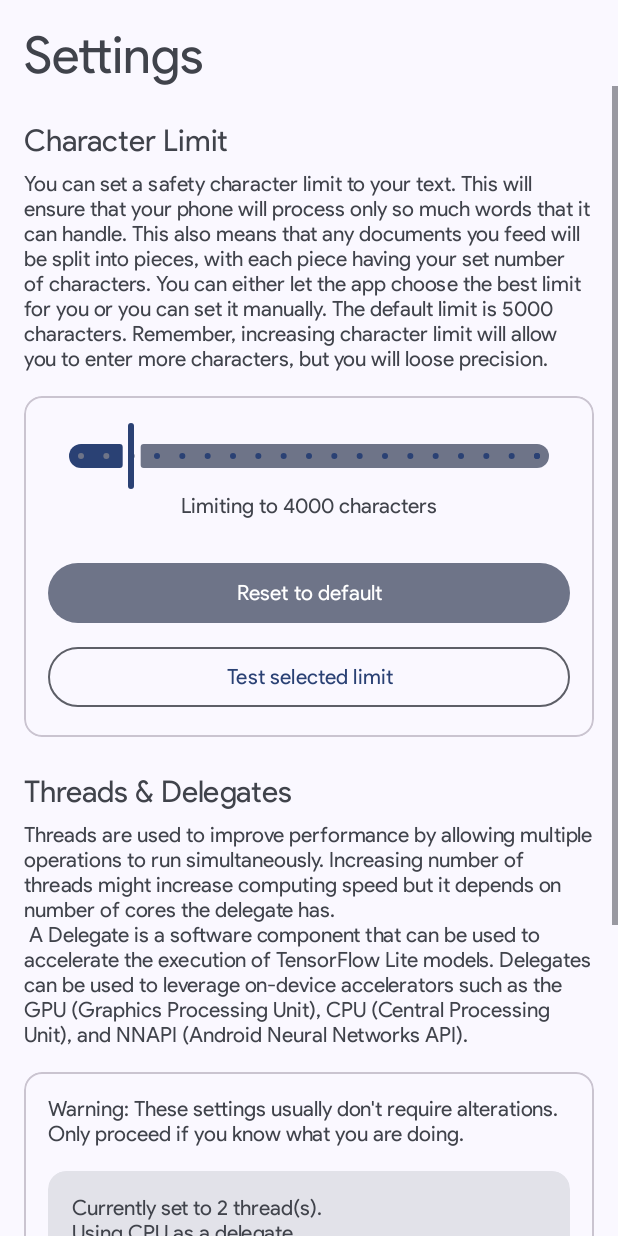
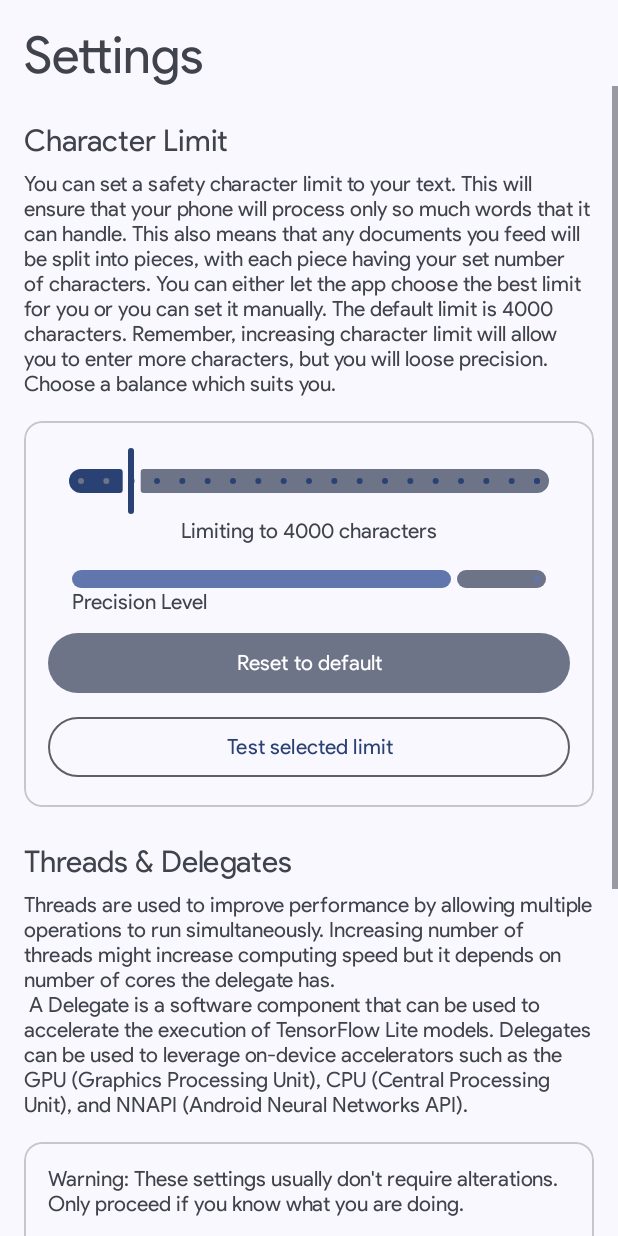
Before and after one commit to Akruzen/Briefer, an Android app: the SettingsActivity screen opened directly, with no data from a screen before it, on a phone screen of 412 x 824 dp. Run offline under Robolectric (Android 15) with nearby library versions, the phone set to English and light mode, and no system bars; libraries missing offline, so code that uses them is left out: org.checkerframework.checker, org.tensorflow.lite.

Commit message:
Added precision progress bar

```diff
--- a/app/src/main/java/com/akruzen/briefer/SettingsActivity.java
+++ b/app/src/main/java/com/akruzen/briefer/SettingsActivity.java
@@ -2,7 +2,9 @@ package com.akruzen.briefer;
 
 import android.app.Activity;
 import android.content.Intent;
+import android.graphics.Color;
 import android.net.Uri;
+import android.os.Build;
 import android.os.Bundle;
 import android.os.Handler;
 import android.os.Looper;
@@ -18,7 +20,9 @@ import androidx.appcompat.app.AppCompatActivity;
 
 import com.google.android.material.button.MaterialButton;
 import com.google.android.material.button.MaterialButtonToggleGroup;
+import com.google.android.material.color.DynamicColors;
 import com.google.android.material.dialog.MaterialAlertDialogBuilder;
+import com.google.android.material.progressindicator.LinearProgressIndicator;
 import com.google.android.material.slider.Slider;
 
 import org.checkerframework.checker.units.qual.A;
@@ -38,6 +42,8 @@ public class SettingsActivity extends AppCompatActivity implements BertQaHelper.
     MaterialButtonToggleGroup delegateToggleGroup;
     MaterialButton resetButton;
     Slider charLimitSlider;
+    LinearProgressIndicator precisionIndicator;
+    String charLimit;
     Activity activity;
 
     public void increaseThreadCount(View view) {
@@ -105,12 +111,14 @@ public class SettingsActivity extends AppCompatActivity implements BertQaHelper.
         charLimitSlider = findViewById(R.id.charLimitSlider);
         charLimitTextView = findViewById(R.id.charLimitTextView);
         testTimeTextView = findViewById(R.id.testTimeTextView);
+        precisionIndicator = findViewById(R.id.precisionIndicator);
         // Method Calls
         updateToggleButtonGroup();
         setOnClickListeners();
         setThreadCountTextView();
         setCharLimit();
-        updateStatusTextView(); // Status text view should be the last to be called
+        setPrecision(); // Must be called AFTER charLimit
+        updateStatusTextView(); // Status text view should be the LAST to be called
 
     }
 
@@ -164,11 +172,12 @@ public class SettingsActivity extends AppCompatActivity implements BertQaHelper.
             String txt = "Limiting to " + String.format("%.0f", value) + " characters";
             charLimitTextView.setText(txt);
             tinyDB.putString(Constants.getCharLimitKey(), String.format("%.0f", value));
+            setPrecision();
         });
     }
 
     private void setCharLimit() {
-        String charLimit = tinyDB.getString(Constants.getCharLimitKey());
+        charLimit = tinyDB.getString(Constants.getCharLimitKey());
         charLimit = charLimit.equals("") ? "4000" : charLimit; // If not set by user, use default
         String txt = "Limiting to " + charLimit + " characters";
         charLimitTextView.setText(txt);
@@ -208,11 +217,13 @@ public class SettingsActivity extends AppCompatActivity implements BertQaHelper.
     public void onResults(List results, long inferenceTime) {
         activity.runOnUiThread(() -> {
             if (results == null) {
+                String testTimeStr = "Test failed!";
                 testTimeTextView.setText("Excessive load, try reducing the character limit");
+                testTimeTextView.setText(testTimeStr);
             } else {
                 String testTimeStr = "";
                 testTimeTextView.setText("");
-                if ((int) charLimitSlider.getValue() > 5000) {
+                if ((int) charLimitSlider.getValue() > 8000) {
                     testTimeStr = "Test succeeded and took " + inferenceTime + " milliseconds.";
                     testTimeStr += "\nCharacter limit is too high, expect precision loss.";
                     testTimeTextView.setText(testTimeStr);
@@ -223,4 +234,46 @@ public class SettingsActivity extends AppCompatActivity implements BertQaHelper.
             }
         });
     }
+
+    private void setPrecision() {
+        int intCharLimit = Integer.parseInt(tinyDB.getString(Constants.getCharLimitKey()));
+        int precisionLevel = -1;
+        if (intCharLimit == 4000) { // default value
+            precisionLevel = 5;
+            precisionIndicator.setProgressCompat(80, true);
+        } else if (intCharLimit <= 2000) { // lowest value
+            precisionLevel = 7;
+            precisionIndicator.setProgressCompat(95, true);
+        } else if (intCharLimit < 4000) {
+            precisionLevel = 6;
+            precisionIndicator.setIndicatorColor(Color.parseColor("#44d28e"));
+            precisionIndicator.setProgressCompat(85, true);
+        } else if (intCharLimit <= 8000) {
+            precisionLevel = 4;
+            precisionIndicator.setProgressCompat(70, true);
+        } else if (intCharLimit <= 15000) {
+            precisionLevel = 3;
+            precisionIndicator.setProgressCompat(50, true);
+        } else if (intCharLimit <= 20000) {
+            precisionLevel = 2;
+            precisionIndicator.setProgressCompat(25, true);
+        } else {
+            precisionLevel = 1;
+            precisionIndicator.setProgressCompat(15, true);
+        }
+        setPrecisionColor(precisionLevel);
+    }
+
+    private void setPrecisionColor(int precisionLevel) {
+        if (DynamicColors.isDynamicColorAvailable()) {
+            precisionIndicator.setIndicatorColor(
+                    precisionLevel == 7 ? getResources().getColor(com.google.android.material.R.color.material_dynamic_primary30) :
+                            precisionLevel == 6 ? getResources().getColor(com.google.android.material.R.color.material_dynamic_primary40) :
+                                    precisionLevel == 5 ? getResources().getColor(com.google.android.material.R.color.material_dynamic_primary50) :
+                                            precisionLevel == 4 ? getResources().getColor(com.google.android.material.R.color.material_dynamic_neutral_variant60) :
+                                                    precisionLevel == 3 ? getResources().getColor(com.google.android.material.R.color.material_dynamic_neutral60) :
+                                                            Color.parseColor("#B00020")
+            );
+        }
+    }
 }
--- a/app/src/main/res/layout/activity_settings.xml
+++ b/app/src/main/res/layout/activity_settings.xml
@@ -165,6 +165,21 @@
                 android:layout_height="wrap_content"
                 android:layout_gravity="center"
                 android:text=""/>
+
+            <com.google.android.material.progressindicator.LinearProgressIndicator
+                android:id="@+id/precisionIndicator"
+                android:layout_width="match_parent"
+                android:layout_height="wrap_content"
+                android:paddingHorizontal="16dp"
+                android:progress="80"
+                app:trackThickness="12dp"
+                app:trackCornerRadius="32dp"/>
+
+            <TextView
+                android:layout_width="wrap_content"
+                android:layout_height="wrap_content"
+                android:text="Precision Level"
+                android:paddingHorizontal="16dp"/>
 
             <LinearLayout
                 android:layout_width="match_parent"
--- a/app/src/main/res/values/strings.xml
+++ b/app/src/main/res/values/strings.xml
@@ -53,7 +53,7 @@
     <string name="shortcut_disabled">Not available</string>
     <string name="character_limit">You can set a safety character limit to your text. This will ensure that your phone will process only
     so much words that it can handle. This also means that any documents you feed will be split into pieces, with each piece having your set
-    number of characters. You can either let the app choose the best limit for you or you can set it manually. The default limit is 5000 characters.
-    Remember, increasing character limit will allow you to enter more characters, but you will loose precision.</string>
+    number of characters. You can either let the app choose the best limit for you or you can set it manually. The default limit is 4000 characters.
+    Remember, increasing character limit will allow you to enter more characters, but you will loose precision. Choose a balance which suits you.</string>
     <string name="oliver_twist_question">Who is called the father of electricity?</string>
 </resources>
```
